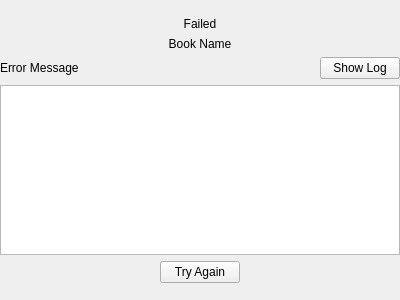
seagullua/EPubWrapper, file Android/EpubWrapperAndroid/FailedWidget.ui: the form before one commit.
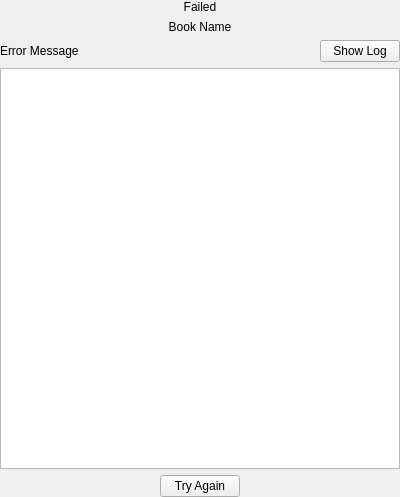
The form after the commit.

Diff of the .ui file:
```diff
--- a/Android/EpubWrapperAndroid/FailedWidget.ui
+++ b/Android/EpubWrapperAndroid/FailedWidget.ui
@@ -7,7 +7,7 @@
     <x>0</x>
     <y>0</y>
     <width>400</width>
-    <height>300</height>
+    <height>497</height>
    </rect>
   </property>
   <property name="windowTitle">
@@ -27,7 +27,7 @@
     <number>0</number>
    </property>
    <item>
-    <layout class="QVBoxLayout" name="failedForm">
+    <layout class="QVBoxLayout" name="failedForm" stretch="0,0,0,0,1,0,0">
      <property name="bottomMargin">
       <number>0</number>
      </property>
@@ -39,7 +39,7 @@
        <property name="sizeHint" stdset="0">
         <size>
          <width>20</width>
-         <height>40</height>
+         <height>0</height>
         </size>
        </property>
       </spacer>
@@ -71,7 +71,7 @@
       </widget>
      </item>
      <item>
-      <layout class="QHBoxLayout" name="horizontalLayout_3">
+      <layout class="QHBoxLayout" name="horizontalLayout_3" stretch="1,0">
        <item>
         <widget class="QLabel" name="resultErrorMessage">
          <property name="text">
@@ -82,19 +82,6 @@
          </property>
         </widget>
        </item>
-       <item>
-        <spacer name="horizontalSpacer">
-         <property name="orientation">
-          <enum>Qt::Horizontal</enum>
-         </property>
-         <property name="sizeHint" stdset="0">
-          <size>
-           <width>40</width>
-           <height>20</height>
-          </size>
-         </property>
-        </spacer>
-       </item>
        <item>
         <widget class="QPushButton" name="resultShowLog">
          <property name="text">
@@ -159,7 +146,7 @@
        <property name="sizeHint" stdset="0">
         <size>
          <width>20</width>
-         <height>40</height>
+         <height>0</height>
         </size>
        </property>
       </spacer>
```
